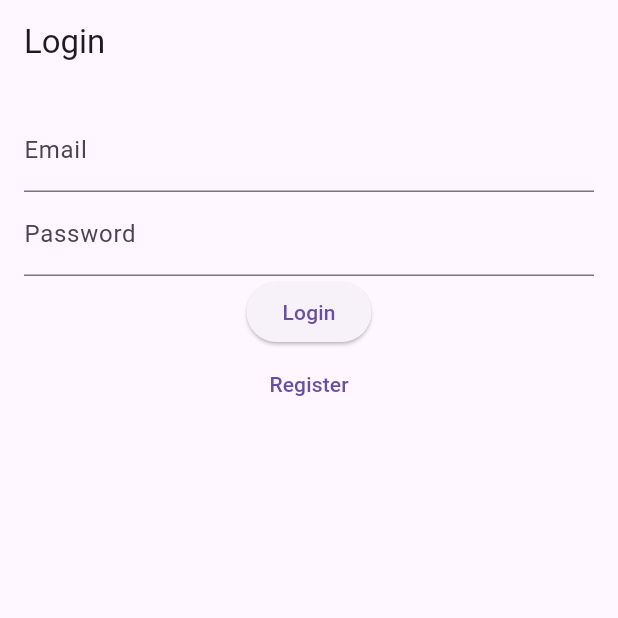
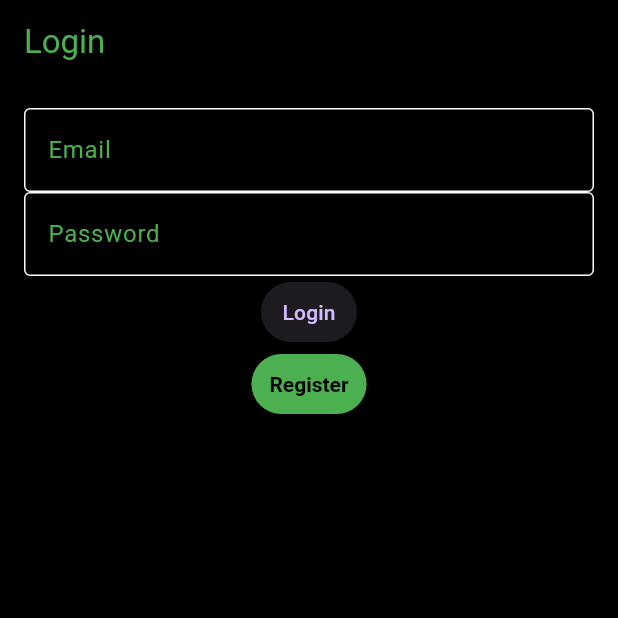
Before and after one commit to maximaron/TakeItEasy, a Flutter app: the screen it shows after launch, on a phone screen of 412 x 824 dp, the top half of it. Run offline on Flutter 3.47's test engine with Material 3 defaults, Android fonts, the phone set to English and light mode, and no system bars; our stand-ins replace audioplayers, shared_preferences.

Commit message:
theme changed to darkmode

```diff
--- a/client/lib/main.dart
+++ b/client/lib/main.dart
@@ -6,6 +6,7 @@ import 'home.dart';
 import 'memories.dart';
 import 'music_list.dart';
 import 'event_details.dart';
+import 'theme.dart';
 
 void main() {
   runApp(const MyApp());
@@ -18,16 +19,14 @@ class MyApp extends StatelessWidget {
   Widget build(BuildContext context) {
     return MaterialApp(
       title: 'Flutter Auth Demo',
-      theme: ThemeData(
-        primarySwatch: Colors.blue,
-      ),
+      theme: AppTheme.theme,
       home: const AuthCheckPage(),
       routes: {
         '/register': (context) => const RegisterPage(),
         '/login': (context) => const LoginPage(),
         '/home': (context) => const HomePage(),
         '/memories': (context) => const MemoriesPage(),
-        '/music' : (context) => const MusicListPage(),
+        '/music': (context) => const MusicListPage(),
       },
       onGenerateRoute: (settings) {
         if (settings.name == '/event-details') {
--- /dev/null
+++ b/client/lib/theme.dart
@@ -0,0 +1,69 @@
+import 'package:flutter/material.dart';
+
+class AppTheme {
+  static ThemeData get theme {
+    return ThemeData(
+      brightness: Brightness.dark,
+      primarySwatch: Colors.green,
+      primaryColor: Colors.green,
+      scaffoldBackgroundColor: Colors.black,
+      appBarTheme: const AppBarTheme(
+        backgroundColor: Colors.black,
+        foregroundColor: Colors.green,
+      ),
+      elevatedButtonTheme: ElevatedButtonThemeData(
+        style: ButtonStyle(
+          padding: MaterialStateProperty.all<EdgeInsets>(EdgeInsets.zero),
+          shape: MaterialStateProperty.all<RoundedRectangleBorder>(
+            RoundedRectangleBorder(
+              borderRadius: BorderRadius.circular(30.0),
+            ),
+          ),
+        ),
+      ),
+      floatingActionButtonTheme: const FloatingActionButtonThemeData(
+        backgroundColor: Colors.green,
+        foregroundColor: Colors.black,
+      ),
+      outlinedButtonTheme: OutlinedButtonThemeData(
+        style: OutlinedButton.styleFrom(
+          backgroundColor: Colors.green,
+          side: const BorderSide(color: Colors.green),
+          shape: RoundedRectangleBorder(
+            borderRadius: BorderRadius.circular(30.0),
+          ),
+        ),
+      ),
+      textButtonTheme: TextButtonThemeData(
+        style: TextButton.styleFrom(
+          backgroundColor: Colors.green,
+          foregroundColor: Colors.black, // This sets the text color
+          textStyle: const TextStyle(
+            color: Colors.black, // Setting text color to black
+            fontWeight: FontWeight.bold,
+          ),
+        ),
+      ),
+      textTheme: const TextTheme(
+        bodyLarge: TextStyle(color: Colors.white),
+        bodyMedium: TextStyle(color: Colors.white),
+        headlineLarge: TextStyle(color: Colors.white),
+        headlineMedium: TextStyle(color: Colors.white),
+        headlineSmall: TextStyle(color: Colors.white),
+        titleLarge: TextStyle(color: Colors.white),
+        titleMedium: TextStyle(color: Colors.white),
+      ),
+      inputDecorationTheme: const InputDecorationTheme(
+        border: OutlineInputBorder(),
+        focusedBorder: OutlineInputBorder(
+          borderSide: BorderSide(color: Colors.green),
+        ),
+        enabledBorder: OutlineInputBorder(
+          borderSide: BorderSide(color: Colors.white),
+        ),
+        labelStyle: TextStyle(color: Colors.green),
+        hintStyle: TextStyle(color: Colors.white70),
+      ),
+    );
+  }
+}
```
Also changed, not shown: client/lib/components/gradient_button.dart (added, +40 -0 lines), client/lib/home.dart (+7 -1 lines), client/lib/memories.dart (+7 -3 lines).
